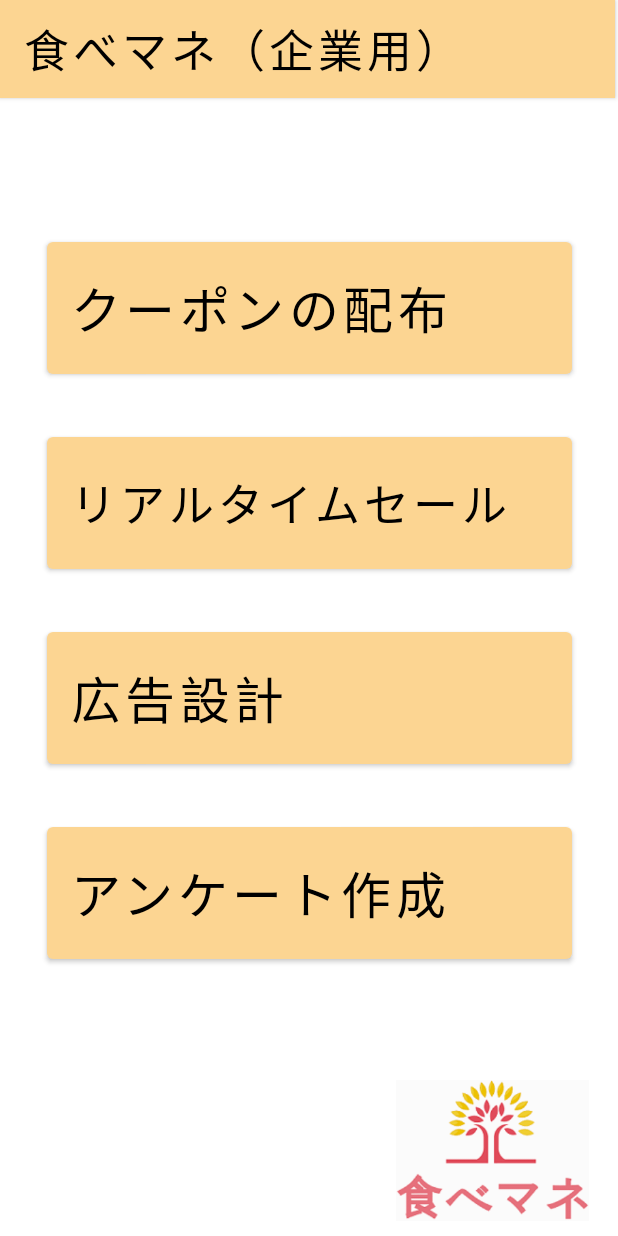
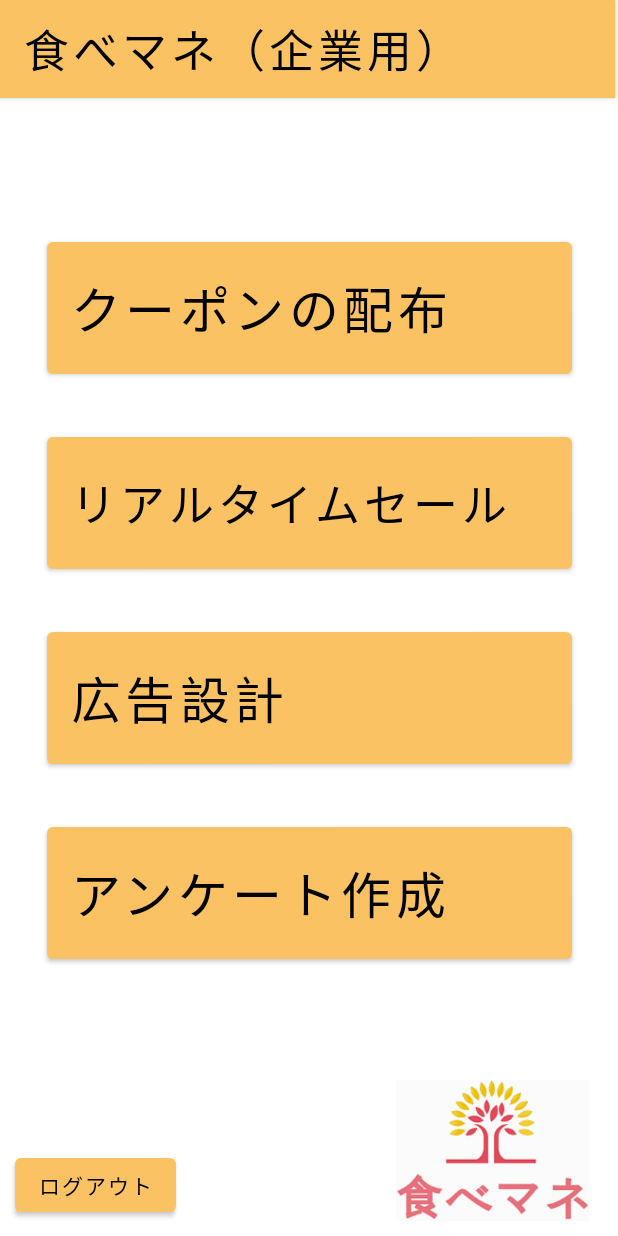
Before and after one commit to F1share/TabeManeCorp, an Android app: the Home screen opened directly, with no data from a screen before it, on a phone screen of 412 x 824 dp. Run offline under Robolectric (Android 15) with nearby library versions, the phone set to English and light mode, and no system bars.

Commit message:
14 commit 石山

```diff
--- a/app/src/main/java/com/example/tabemanecorp/Home.java
+++ b/app/src/main/java/com/example/tabemanecorp/Home.java
@@ -52,5 +52,13 @@ public class Home extends AppCompatActivity {
                 startActivity(intent);
             }
         });
+
+        findViewById(R.id.logout).setOnClickListener(new View.OnClickListener() {
+            @Override
+            public void onClick(View v) {
+                Intent intent = new Intent(Home.this,MainActivity.class);
+                startActivity(intent);
+            }
+        });
     }
 }
--- a/app/src/main/res/layout/activity_home.xml
+++ b/app/src/main/res/layout/activity_home.xml
@@ -85,6 +85,17 @@
         app:layout_constraintBottom_toBottomOf="parent"
         app:layout_constraintEnd_toEndOf="parent"></ImageView>
 
+    <Button
+        android:id="@+id/logout"
+        android:layout_width="wrap_content"
+        android:layout_height="wrap_content"
+        android:layout_marginStart="10dp"
+        android:layout_marginLeft="10dp"
+        android:layout_marginBottom="10dp"
+        android:text="ログアウト"
+        app:layout_constraintBottom_toBottomOf="parent"
+        app:layout_constraintStart_toStartOf="parent" />
+
     <!--    <Button-->
 <!--        android:id="@+id/btnFrame"-->
 <!--        android:layout_width="wrap_content"-->
--- a/app/src/main/res/values/themes.xml
+++ b/app/src/main/res/values/themes.xml
@@ -5,7 +5,7 @@
     <style name="Theme.TabeManeCorp" parent="Theme.MaterialComponents.DayNight.NoActionBar">
 <!--        <item name="android:background">#FF8C00</item>-->
         <!-- Primary brand color. -->
-        <item name="colorPrimary">#FCD592</item>
+        <item name="colorPrimary">#FBC264</item>
         <item name="colorPrimaryVariant">@color/purple_700</item>
         <item name="colorOnPrimary">@color/black</item>
         <!-- Secondary brand color. -->
```
